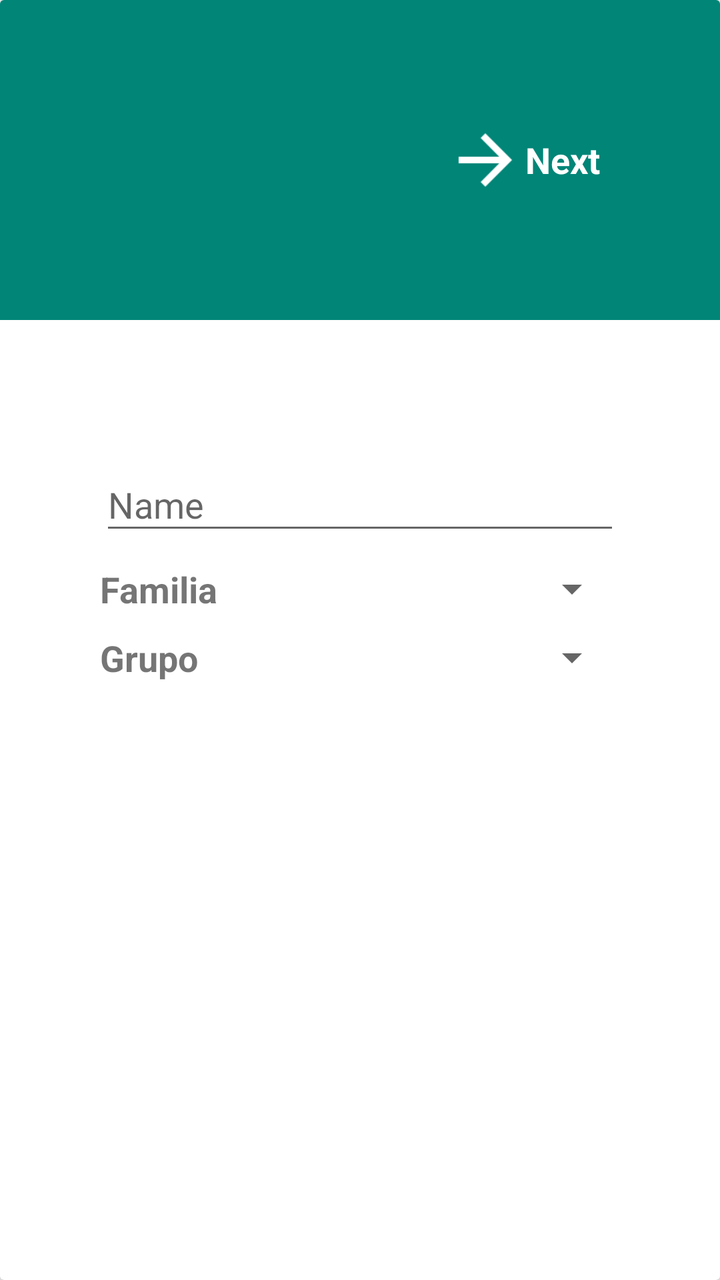
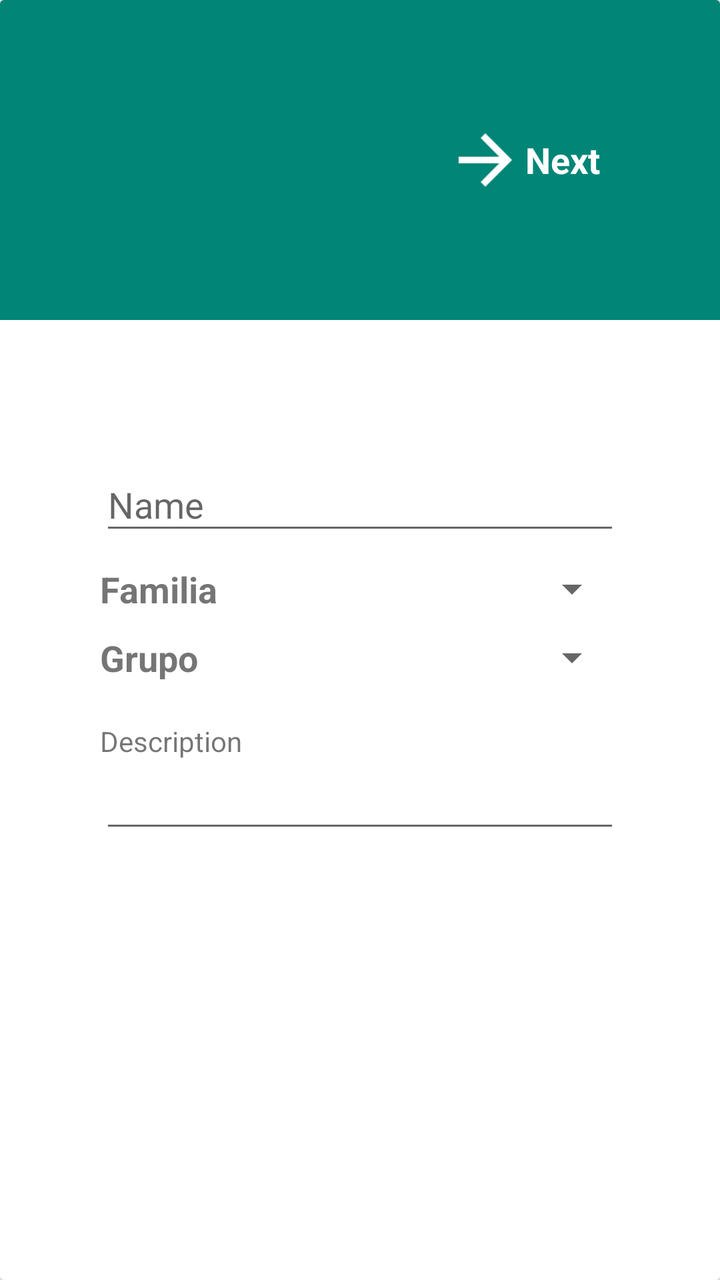

Two renders of the same Android screen: before a commit and after it. Below are the layout's source before the change and the commit's diff.
<!-- AndroidManifest.xml: application theme AppTheme -->
<!-- res/layout/dialog_add_edit_product.xml -->
<?xml version="1.0" encoding="utf-8"?>
<android.support.v7.widget.CardView xmlns:android="http://schemas.android.com/apk/res/android"
    android:layout_width="match_parent"
    android:layout_height="match_parent">


        <LinearLayout
            android:layout_width="match_parent"
            android:layout_height="match_parent"
            android:orientation="vertical">

            <LinearLayout android:id="@+id/llMainScreen"
                android:layout_width="match_parent"
                android:layout_height="match_parent"
                android:orientation="vertical">

                <LinearLayout
                    android:layout_width="match_parent"
                    android:layout_height="wrap_content"
                    android:orientation="horizontal"
                    android:gravity="right"
                    android:background="@color/colorPrimary"
                    android:padding="50dp">
                    <LinearLayout android:id="@+id/llNext"
                        android:layout_width="wrap_content"
                        android:layout_height="wrap_content"
                        android:orientation="horizontal"
                        android:background="?attr/selectableItemBackgroundBorderless"
                        android:padding="10dp">
                        <ImageView
                            android:layout_width="40dp"
                            android:layout_height="40dp"
                            android:src="@drawable/ic_action_arrow_forward"
                            android:tint="@color/white"/>
                        <TextView
                            android:layout_width="wrap_content"
                            android:layout_height="match_parent"
                            android:text="Next"
                            android:gravity="center_vertical"
                            android:textStyle="bold"
                            android:textColor="@color/white"
                            android:textSize="18sp"/>
                    </LinearLayout>


                </LinearLayout>


                <LinearLayout
                    android:layout_width="match_parent"
                    android:layout_height="wrap_content"
                    android:orientation="vertical"
                    android:padding="50dp">

                    <android.support.design.widget.TextInputLayout
                        android:layout_width="match_parent"
                        android:layout_height="wrap_content"
                        android:hint="Code"
                        android:layout_marginTop="10dp"
                        android:visibility="gone">
                        <android.support.design.widget.TextInputEditText
                            android:id="@+id/etCode"
                            android:layout_width="match_parent"
                            android:layout_height="wrap_content" />
                    </android.support.design.widget.TextInputLayout>

                    <android.support.design.widget.TextInputLayout
                        android:layout_width="match_parent"
                        android:layout_height="wrap_content"
                        android:hint="Name"
                        android:layout_marginTop="10dp">
                        <android.support.design.widget.TextInputEditText
                            android:id="@+id/etName"
                            android:layout_width="match_parent"
                            android:layout_height="wrap_content" />
                    </android.support.design.widget.TextInputLayout>


                    <LinearLayout android:id="@+id/llTipo"
                        android:layout_width="match_parent"
                        android:layout_height="wrap_content"
                        android:orientation="horizontal"
                        android:layout_marginTop="10dp">
                        <TextView
                            android:layout_width="0dp"
                            android:layout_height="wrap_content"
                            android:text="Familia"
                            android:layout_weight="1"
                            android:textStyle="bold"
                            android:textSize="18sp"/>

                        <Spinner android:id="@+id/spnFamilia"
                            android:layout_width="0dp"
                            android:layout_height="wrap_content"
                            android:layout_weight="3"/>

                    </LinearLayout>

                    <LinearLayout android:id="@+id/llSubtipo"
                        android:layout_width="match_parent"
                        android:layout_height="wrap_content"
                        android:orientation="horizontal"
                        android:layout_marginTop="10dp">
                        <TextView
                            android:layout_width="0dp"
                            android:layout_height="wrap_content"
                            android:text="Grupo"
                            android:layout_weight="1"
                            android:textStyle="bold"
                            android:textSize="18sp"/>

                        <Spinner android:id="@+id/spnGrupo"
                            android:layout_width="0dp"
                            android:layout_height="wrap_content"
                            android:layout_weight="3"/>

                    </LinearLayout>

                </LinearLayout>


            </LinearLayout>



            <LinearLayout android:id="@+id/llMeasureScreen"
                android:layout_width="match_parent"
                android:layout_height="match_parent"
                android:orientation="vertical"
                android:visibility="gone">

                <LinearLayout
                    android:layout_width="match_parent"
                    android:layout_height="wrap_content"
                    android:orientation="vertical"
                    android:padding="50dp"
                    android:background="@color/colorPrimary">
                    <RelativeLayout
                        android:layout_width="match_parent"
                        android:layout_height="wrap_content"
                        android:orientation="horizontal">

                        <LinearLayout android:id="@+id/llBack"
                            android:layout_width="wrap_content"
                            android:layout_height="wrap_content"
                            android:orientation="horizontal"
                            android:background="?attr/selectableItemBackgroundBorderless"
                            android:padding="10dp">
                            <ImageView
                                android:layout_width="50dp"
                                android:layout_height="50dp"
                                android:src="@drawable/ic_arrow_back"
                                android:tint="@color/white"/>
                            <TextView
                                android:layout_width="wrap_content"
                                android:layout_height="match_parent"
                                android:text="Atras"
                                android:gravity="center_vertical"
                                android:textStyle="bold"
                                android:textSize="18sp"
                                android:textColor="@color/white"/>
                        </LinearLayout>


                        <LinearLayout android:id="@+id/llSave"
                            android:layout_width="wrap_content"
                            android:layout_height="wrap_content"
                            android:orientation="horizontal"
                            android:background="?attr/selectableItemBackgroundBorderless"
                            android:padding="10dp"
                            android:layout_alignParentRight="true">
                            <ImageView
                                android:layout_width="50dp"
                                android:layout_height="50dp"
                                android:src="@drawable/ic_save"
                                android:tint="@color/white"/>
                            <TextView
                                android:layout_width="wrap_content"
                                android:layout_height="match_parent"
                                android:text="Guardar"
                                android:gravity="center_vertical"
                                android:textStyle="bold"
                                android:textSize="18sp"
                                android:textColor="@color/white"/>
                        </LinearLayout>


                    </RelativeLayout>


                    <TextView
                        android:layout_width="match_parent"
                        android:layout_height="wrap_content"
                        android:text="Unidades de Medida"
                        android:textStyle="bold"
                        android:gravity="center"
                        android:padding="10dp"
                        android:textSize="20sp"
                        android:textColor="@color/white"/>

                </LinearLayout>


                <LinearLayout
                    android:layout_width="match_parent"
                    android:layout_height="match_parent"
                    android:orientation="vertical"
                    android:background="@android:color/darker_gray">

                    <android.support.v7.widget.RecyclerView
                        android:id="@+id/rvMeasures"
                        android:layout_width="match_parent"
                        android:layout_height="match_parent"/>
                </LinearLayout>
            </LinearLayout>



        </LinearLayout>



</android.support.v7.widget.CardView>
<!-- resources referenced by this layout -->
<resources>
  <color name="colorPrimary">#008577</color>
  <color name="white">#FFFFFF</color>
  <!-- drawable ic_action_arrow_forward: png bitmap (drawable, 872 bytes) -->
  <!-- drawable ic_arrow_back: png bitmap (drawable, 1834 bytes) -->
  <!-- drawable ic_save: png bitmap (drawable, 1748 bytes) -->
  <style name="AppTheme" parent="Theme.AppCompat.Light.DarkActionBar">
          
          <item name="colorPrimary">@color/colorPrimary</item>
          <item name="colorPrimaryDark">@color/colorPrimaryDark</item>
          <item name="colorAccent">@color/colorAccent</item>
      </style>
  <color name="colorPrimaryDark">#00574B</color>
  <color name="colorAccent">#D81B60</color>
</resources>

<!-- the commit's change to res/layout/dialog_add_edit_product.xml (unified diff, before → after) -->
@@ -115,6 +115,28 @@
                             android:layout_weight="3"/>
 
                     </LinearLayout>
+
+
+                    <TextView
+                        android:layout_width="match_parent"
+                        android:layout_height="wrap_content"
+                        android:paddingTop="20dp"
+                        android:text="Description"/>
+
+                    <ScrollView
+                        android:layout_width="match_parent"
+                        android:layout_height="200dp">
+
+                       <EditText android:id="@+id/etDescription"
+                           android:layout_width="match_parent"
+                           android:layout_height="match_parent" />
+                    </ScrollView>
+
+                    <CheckBox android:id="@+id/cbActivate"
+                        android:layout_width="wrap_content"
+                        android:layout_height="wrap_content"
+                        android:text="Activar"
+                        android:layout_marginTop="20dp"/>
 
                 </LinearLayout>
 
